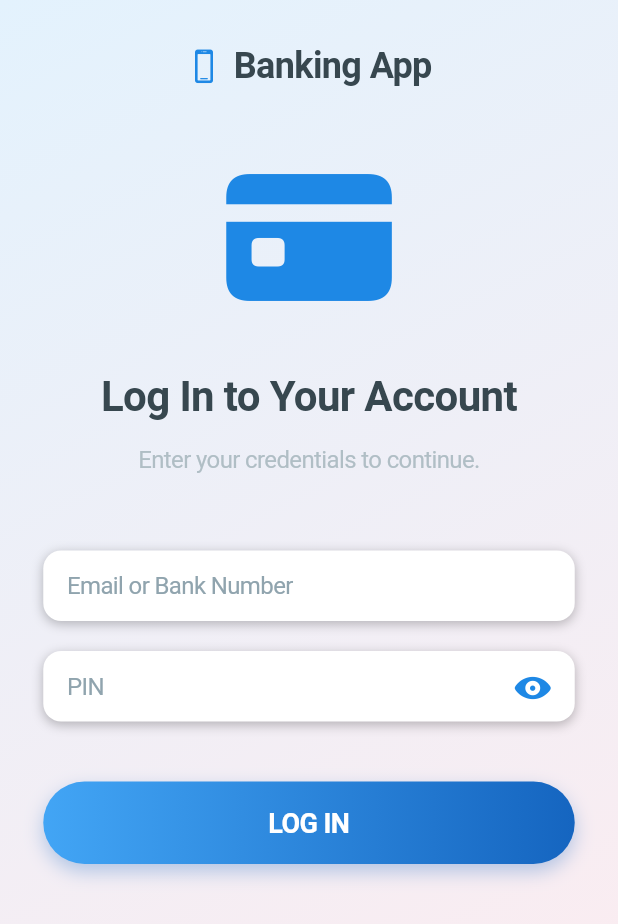
After one commit to beyonce-ama/banking_app, a Flutter app: the LoginScreen screen opened directly, on a phone screen of 412 x 824 dp. The commit adds this screen. Shown: the top 924 px of the screen. Run offline on Flutter 3.47's test engine with Material 3 defaults, Android fonts, the phone set to English and light mode, and no system bars.

Commit message:
login frontend

```diff
--- /dev/null
+++ b/lib/login_screen.dart
@@ -0,0 +1,242 @@
+import 'package:flutter/cupertino.dart';
+import 'package:flutter/material.dart';
+
+class LoginScreen extends StatefulWidget {
+  const LoginScreen({super.key});
+
+  @override
+  _LoginScreenState createState() => _LoginScreenState();
+}
+class _LoginScreenState extends State<LoginScreen> {
+  final TextEditingController _usernameController = TextEditingController();
+  final TextEditingController _passwordController = TextEditingController();
+  bool _obscurePassword = true;
+  String? _errorMessage;  // Variable to hold the error message
+ String? _successMessage; // Variable to hold the success message
+
+  @override
+  Widget build(BuildContext context) {
+    double screenWidth = MediaQuery.of(context).size.width;
+    double padding = screenWidth * 0.07;
+
+    return CupertinoPageScaffold(
+      child: Container(
+        width: double.infinity,
+        height: double.infinity,
+        decoration: const BoxDecoration(
+          gradient: LinearGradient(
+            colors: [
+              Color(0xFFE3F2FD),
+              Color(0xFFFFEBEE),
+            ],
+            begin: Alignment.topLeft,
+            end: Alignment.bottomRight,
+          ),
+        ),
+        child: SafeArea(
+          child: SingleChildScrollView(
+            child: Padding(
+              padding: EdgeInsets.symmetric(horizontal: padding),
+              child: Column(
+                crossAxisAlignment: CrossAxisAlignment.center,
+                children: [
+                  const SizedBox(height: 30),
+                  Row(
+                    mainAxisAlignment: MainAxisAlignment.center,
+                    children: const [
+                      Icon(CupertinoIcons.device_phone_portrait, color: Color(0xFF1E88E5)),
+                      SizedBox(width: 8),
+                      Text(
+                        "Banking App",
+                        style: TextStyle(
+                          fontSize: 24,
+                          fontWeight: FontWeight.w600,
+                          color: Color(0xFF37474F),
+                        ),
+                      ),
+                    ],
+                  ),
+                  const SizedBox(height: 40),
+                  const Icon(
+                    CupertinoIcons.creditcard_fill,
+                    size: 120,
+                    color: Color(0xFF1E88E5),
+                  ),
+                  const SizedBox(height: 30),
+                  const Text(
+                    "Log In to Your Account",
+                    textAlign: TextAlign.center,
+                    style: TextStyle(
+                      fontSize: 28,
+                      fontWeight: FontWeight.bold,
+                      color: Color(0xFF37474F),
+                    ),
+                  ),
+                  const SizedBox(height: 12),
+                  const Text(
+                    "Enter your credentials to continue.",
+                    textAlign: TextAlign.center,
+                    style: TextStyle(
+                      fontSize: 16,
+                      color: Color(0xFFB0BEC5),
+                      height: 1.5,
+                    ),
+                  ),
+                  const SizedBox(height: 50),
+
+                  // Username Input (with placeholder only)
+                  CupertinoTextField(
+                    controller: _usernameController,
+                    placeholder: "Email or Bank Number",
+                    placeholderStyle: TextStyle(
+                      color: Color(0xFF90A4AE), // Soft gray
+                      fontSize: 16,
+                    ),
+                    onChanged: (value) => print("Username: $value"),
+                    padding: const EdgeInsets.symmetric(horizontal: 16, vertical: 14),
+                    style: const TextStyle(
+                      color: Color(0xFF37474F),
+                      fontSize: 16,
+                    ),
+                    decoration: BoxDecoration(
+                      color: Colors.white,
+                      borderRadius: BorderRadius.circular(12),
+                      boxShadow: const [
+                        BoxShadow(
+                          color: Colors.black26,
+                          blurRadius: 6,
+                          offset: Offset(0, 2),
+                        ),
+                      ],
+                    ),
+                  ),
+                  const SizedBox(height: 20),
+
+                  // Password Input (with placeholder only and toggle icon)
+                  Stack(
+                    children: [
+                      CupertinoTextField(
+                        controller: _passwordController,
+                        placeholder: "PIN",
+                        placeholderStyle: TextStyle(
+                          color: Color(0xFF90A4AE), // Soft gray
+                          fontSize: 16,
+                        ),
+                        onChanged: (value) => print("PIN: $value"),
+                        obscureText: _obscurePassword,
+                        padding: const EdgeInsets.symmetric(horizontal: 16, vertical: 14),
+                        style: const TextStyle(
+                          color: Color(0xFF37474F),
+                          fontSize: 16,
+                        ),
+                        decoration: BoxDecoration(
+                          color: Colors.white,
+                          borderRadius: BorderRadius.circular(12),
+                          boxShadow: const [
+                            BoxShadow(
+                              color: Colors.black26,
+                              blurRadius: 6,
+                              offset: Offset(0, 2),
+                            ),
+                          ],
+                        ),
+                      ),
+                      Positioned(
+                        right: 16,
+                        top: 12,
+                        child: GestureDetector(
+                          onTap: () {
+                            setState(() {
+                              _obscurePassword = !_obscurePassword;
+                            });
+                          },
+                          child: Icon(
+                            _obscurePassword
+                                ? CupertinoIcons.eye_fill
+                                : CupertinoIcons.eye_slash_fill,
+                            color: const Color(0xFF1E88E5),
+                          ),
+                        ),
+                      ),
+                    ],
+                  ),
+
+                  const SizedBox(height: 40),
+
+                  // Login Button
+                  Container(
+                    width: double.infinity,
+                    height: 55,
+                    decoration: BoxDecoration(
+                      borderRadius: BorderRadius.circular(30),
+                      gradient: const LinearGradient(
+                        colors: [
+                          Color(0xFF42A5F5),
+                          Color(0xFF1565C0),
+                        ],
+                      ),
+                      boxShadow: [
+                        BoxShadow(
+                          color: const Color(0xFF1565C0).withOpacity(0.3),
+                          blurRadius: 10,
+                          offset: const Offset(0, 5),
+                        ),
+                      ],
+                    ),
+                    child: CupertinoButton(
+                      padding: EdgeInsets.zero,
+                      borderRadius: BorderRadius.circular(30),
+                      child: const Text(
+                        "LOG IN",
+                        style: TextStyle(
+                          fontSize: 18,
+                          fontWeight: FontWeight.w600,
+                          color: Colors.white,
+                        ),
+                      ),
+                      onPressed: ()  { },
+                    ),
+                  ),
+
+                  const SizedBox(height: 20),
+
+                  // Display error message if there's one
+                  if (_errorMessage != null)
+                    Container(
+                      padding: const EdgeInsets.all(8.0),
+                      margin: const EdgeInsets.only(top: 20),
+                      color: Colors.red[100],
+                      child: Text(
+                        _errorMessage!,
+                        style: const TextStyle(
+                          color: Colors.red,
+                          fontSize: 16,
+                        ),
+                      ),
+                    ),
+
+                  // Display success message if login is successful
+                  if (_successMessage != null)
+                    Container(
+                      padding: const EdgeInsets.all(8.0),
+                      margin: const EdgeInsets.only(top: 20),
+                      color: Colors.green[100],
+                      child: Text(
+                        _successMessage!,
+                        style: const TextStyle(
+                          color: Colors.green,
+                          fontSize: 16,
+                        ),
+                      ),
+                    ),
+
+                  const SizedBox(height: 30),
+                ],
+              ),
+            ),
+          ),
+        ),
+      ),
+    );
+  }
+}
--- a/lib/main.dart
+++ b/lib/main.dart
@@ -1,5 +1,6 @@
 import 'package:flutter/cupertino.dart';
 import 'package:flutter/material.dart';
+import 'login_screen.dart';
 
 void main() {
   runApp(const BankingApp());
@@ -333,7 +334,12 @@ class WelcomeScreen extends StatelessWidget {
                           color: Colors.white,
                         ),
                       ),
-                      onPressed: () { },
+                      onPressed: () {
+                         Navigator.push(
+                          context,
+                          CupertinoPageRoute(builder: (_) => const LoginScreen()),
+                        );
+                      },
                     ),
                   ),
 
```
